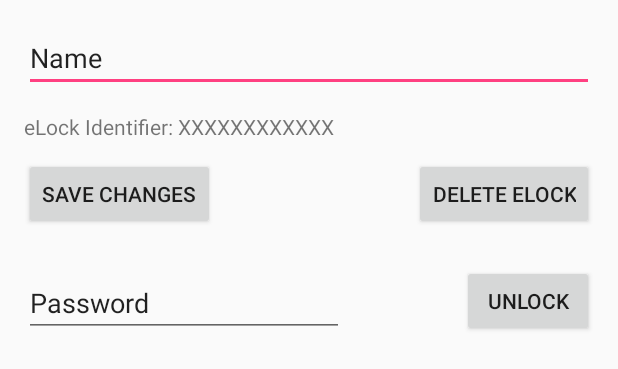
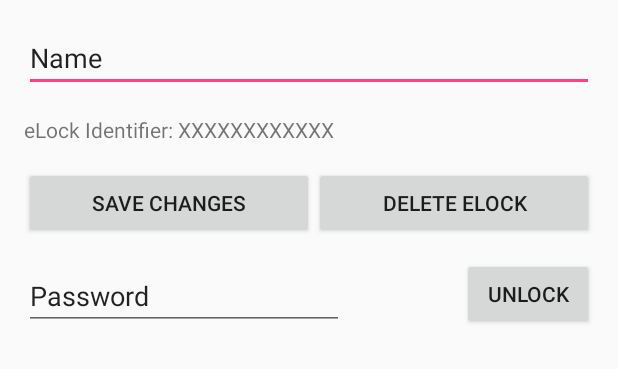
Before and after one commit to Phelps17/eLock, an Android app: the layout activity_lock_interaction.xml on its own in the app's theme, with its tools: preview values and no code run, on a phone screen of 412 x 824 dp. Shown: the top 369 px of the screen. Run offline under Robolectric (Android 15) with nearby library versions, the light colour scheme and no system bars.

Commit message:
android sending and station receiving requests

```diff
--- a/Android/app/src/main/java/com/elock/tylerphelps/elock/MainActivity.java
+++ b/Android/app/src/main/java/com/elock/tylerphelps/elock/MainActivity.java
@@ -44,8 +44,10 @@ public class MainActivity extends AppCompatActivity {
         listView.setOnItemClickListener(new AdapterView.OnItemClickListener() {
                 @Override
                 public void onItemClick(AdapterView<?> parent, View view, int position, long id) {
-                    Log.e("LOCK SELECTED", ""+position);
+                    Log.e("LOCK SELECTED", ""+ position + "ID: " + id);
+
                     Intent intent = new Intent(getApplicationContext(), LockInteractionActivity.class);
+                    intent.putExtra("eLockDbPosition",position);
                     startActivity(intent);
                 }
             }
--- a/Android/app/src/main/res/layout/activity_lock_interaction.xml
+++ b/Android/app/src/main/res/layout/activity_lock_interaction.xml
@@ -16,7 +16,7 @@
         android:inputType="textPersonName"
         android:text="Name"
         android:ems="10"
-        android:id="@+id/editText"
+        android:id="@+id/editText_name"
         android:layout_alignParentStart="true"
         android:layout_width="match_parent"/>
 
@@ -24,45 +24,53 @@
         android:text="UnLock"
         android:layout_width="wrap_content"
         android:layout_height="wrap_content"
-        android:id="@+id/button4"
-        android:layout_alignBottom="@+id/lockNameBox"
-        android:layout_alignParentEnd="true"/>
-
-    <EditText
-        android:layout_width="wrap_content"
-        android:layout_height="wrap_content"
-        android:inputType="textPersonName"
-        android:text="Password"
-        android:ems="10"
-        android:id="@+id/lockNameBox"
-        android:layout_marginTop="85dp"
-        android:layout_below="@+id/textView4"
-        android:layout_alignParentStart="true"/>
-
-    <Button
-        android:text="Save Changes"
-        android:layout_width="wrap_content"
-        android:layout_height="wrap_content"
-        android:layout_below="@+id/textView4"
-        android:layout_alignParentStart="true"
-        android:layout_marginTop="11dp"
-        android:id="@+id/button5"/>
-
-    <Button
-        android:text="Delete eLock"
-        android:layout_width="wrap_content"
-        android:layout_height="wrap_content"
-        android:id="@+id/button6"
-        android:layout_alignBaseline="@+id/button5"
-        android:layout_alignBottom="@+id/button5"
+        android:id="@+id/btn_unlock"
+        android:layout_alignBottom="@+id/editText_password"
         android:layout_alignParentEnd="true"/>
 
     <TextView
         android:text="eLock Identifier: XXXXXXXXXXXX"
         android:layout_width="wrap_content"
         android:layout_height="wrap_content"
-        android:id="@+id/textView4"
-        android:layout_marginTop="13dp"
-        android:layout_below="@+id/editText"
+        android:id="@+id/textView_indentifier"
+        android:layout_marginTop="15dp"
+        android:layout_below="@+id/editText_name"
         android:layout_alignParentStart="true"/>
+
+    <EditText
+        android:layout_width="wrap_content"
+        android:layout_height="wrap_content"
+        android:inputType="textPersonName"
+        android:ems="10"
+        android:id="@+id/editText_password"
+        android:layout_centerVertical="true"
+        android:layout_marginTop="15dp"
+        android:layout_below="@+id/adjustment_btns"
+        android:layout_alignParentStart="true"
+        tools:text="Password"/>
+
+    <LinearLayout
+        android:orientation="horizontal"
+        android:layout_width="match_parent"
+        android:layout_height="wrap_content"
+        android:layout_marginTop="15dp"
+        android:layout_below="@+id/textView_indentifier"
+        android:layout_alignParentStart="true"
+        android:id="@+id/adjustment_btns">
+
+        <Button
+            android:text="Save Changes"
+            android:layout_width="wrap_content"
+            android:layout_height="match_parent"
+            android:layout_weight=".5"
+            android:id="@+id/btn_save"/>
+
+        <Button
+            android:text="Delete eLock"
+            android:layout_width="wrap_content"
+            android:layout_height="match_parent"
+            android:layout_weight=".5"
+            android:id="@+id/btn_delete"/>
+
+    </LinearLayout>
 </RelativeLayout>
```
Also changed, not shown: Android/app/src/main/java/com/elock/tylerphelps/elock/LockInteractionActivity.java (+78 -11 lines), 2 other files.
